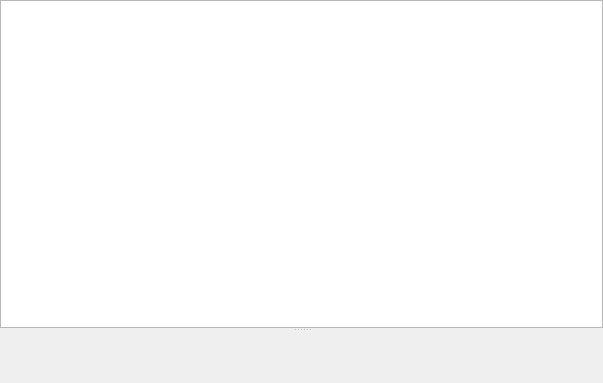
This is PageDefault.ui in congchenutd/MedicalClaims as Qt 5 draws it before an edit. The edited form follows.
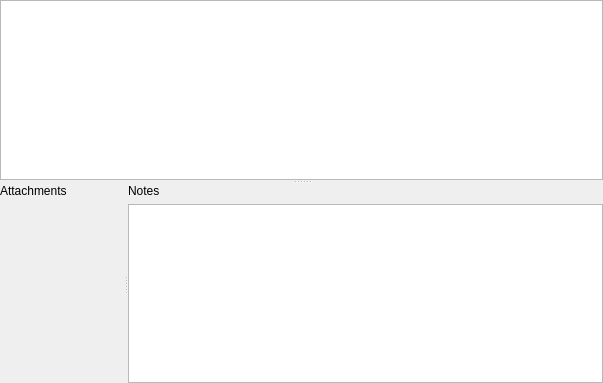
This is the edited form. Custom widgets are drawn as their Qt base class.

Commit message: + Added NOTES column to PageExpense

What changed in the file:
```diff
--- a/PageDefault.ui
+++ b/PageDefault.ui
@@ -42,7 +42,46 @@
        <bool>true</bool>
       </attribute>
      </widget>
-     <widget class="WidgetAttachments" name="widgetAttachments" native="true"/>
+     <widget class="QSplitter" name="splitterVertical">
+      <property name="orientation">
+       <enum>Qt::Horizontal</enum>
+      </property>
+      <widget class="QWidget" name="">
+       <layout class="QVBoxLayout" name="verticalLayout_2">
+        <item>
+         <widget class="QLabel" name="label">
+          <property name="text">
+           <string>Attachments</string>
+          </property>
+         </widget>
+        </item>
+        <item>
+         <widget class="WidgetAttachments" name="widgetAttachments" native="true">
+          <property name="sizePolicy">
+           <sizepolicy hsizetype="Preferred" vsizetype="Expanding">
+            <horstretch>0</horstretch>
+            <verstretch>0</verstretch>
+           </sizepolicy>
+          </property>
+         </widget>
+        </item>
+       </layout>
+      </widget>
+      <widget class="QWidget" name="">
+       <layout class="QVBoxLayout" name="verticalLayout">
+        <item>
+         <widget class="QLabel" name="label_2">
+          <property name="text">
+           <string>Notes</string>
+          </property>
+         </widget>
+        </item>
+        <item>
+         <widget class="QTextEdit" name="teNotes"/>
+        </item>
+       </layout>
+      </widget>
+     </widget>
     </widget>
    </item>
   </layout>
```
Left out of the diff: 2 changed lines with no effect on the pictures. The commit also changes 15 other files.
